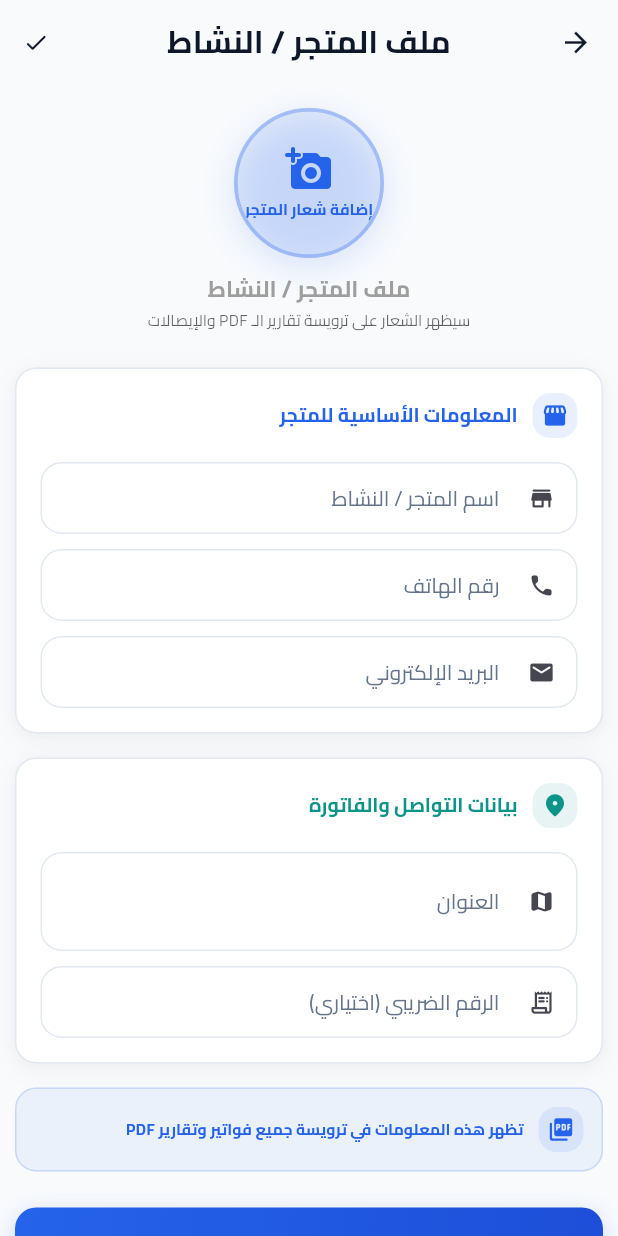
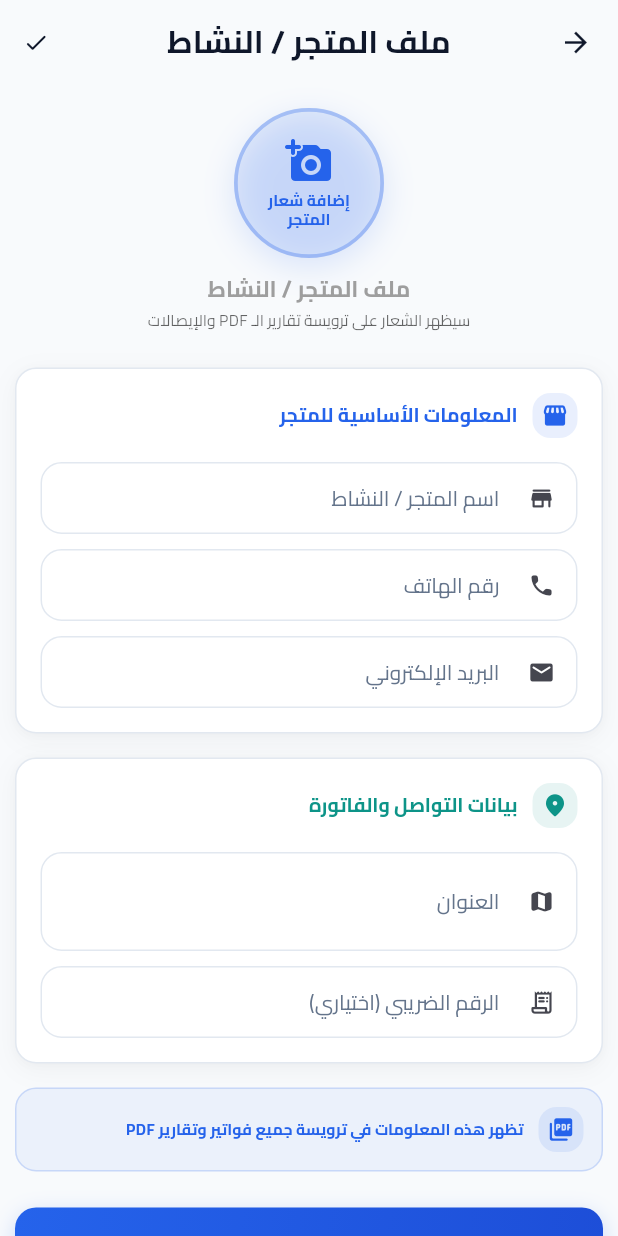
Before and after one commit to bebk7/Hasibny, a Flutter app: the StoreProfileView screen opened directly, on a phone screen of 412 x 824 dp. Run offline on Flutter 3.47's test engine with Material 3 defaults, Android fonts, the phone set to English and light mode, and no system bars; our stand-ins replace cloud_firestore, connectivity_plus, file_picker, firebase_auth, firebase_core, flutter_contacts and 10 more; missing offline and left inert: cryptography, excel; accounts and stored records are empty; generated files the repository leaves out were written again.

Commit message:
fix(store-profile): resolve overflow in basic info row and center add logo text in circle

```diff
--- a/lib/views/settings/store_profile_view.dart
+++ b/lib/views/settings/store_profile_view.dart
@@ -220,13 +220,17 @@ class _StoreProfileViewState extends State<StoreProfileView> {
                               color: AppColors.primary, size: resp.iconSM),
                         ),
                         SizedBox(width: resp.spacingSM),
-                        Text(
+                        Expanded(
+                          child: Text(
                             'store_basic_info'.tr,
                             style: TextStyle(
                               fontFamily: 'Cairo',
                               fontWeight: FontWeight.bold,
                               fontSize: resp.fontMD,
                               color: AppColors.primary,
+                            ),
+                            maxLines: 1,
+                            overflow: TextOverflow.ellipsis,
                           ),
                         ),
                       ],
@@ -292,13 +296,17 @@ class _StoreProfileViewState extends State<StoreProfileView> {
                               color: const Color(0xFF0D9488), size: resp.iconSM),
                         ),
                         SizedBox(width: resp.spacingSM),
-                        Text(
+                        Expanded(
+                          child: Text(
                             'store_details'.tr,
                             style: TextStyle(
                               fontFamily: 'Cairo',
                               fontWeight: FontWeight.bold,
                               fontSize: resp.fontMD,
                               color: const Color(0xFF0D9488),
+                            ),
+                            maxLines: 1,
+                            overflow: TextOverflow.ellipsis,
                           ),
                         ),
                       ],
@@ -408,22 +416,32 @@ class _ProfileHeader extends StatelessWidget {
                               width: logoSize,
                               height: logoSize,
                             )
-                          : Column(
+                          : Center(
+                              child: Padding(
+                                padding: const EdgeInsets.symmetric(horizontal: 8),
+                                child: Column(
                                   mainAxisAlignment: MainAxisAlignment.center,
+                                  crossAxisAlignment: CrossAxisAlignment.center,
                                   children: [
                                     Icon(Icons.add_a_photo_rounded,
                                         size: resp.iconLG, color: AppColors.primary),
                                     const SizedBox(height: 4),
                                     Text(
                                       'add_logo'.tr,
+                                      textAlign: TextAlign.center,
                                       style: TextStyle(
                                         fontFamily: 'Cairo',
                                         fontSize: resp.fontXS,
                                         color: AppColors.primary,
                                         fontWeight: FontWeight.w600,
+                                        height: 1.2,
+                                      ),
+                                      maxLines: 2,
+                                      overflow: TextOverflow.ellipsis,
+                                    ),
+                                  ],
                                 ),
                               ),
-                              ],
                             ),
                     ),
                   ),
```
Lines whose indentation alone changed are shown as unchanged.
